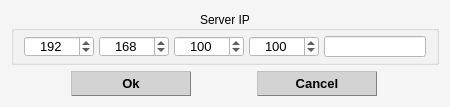
This is CLIENT/RHE_Client/dialog_set_server_ip.ui in qvinn/RHE as Qt 5 draws it before an edit. The edited form follows.
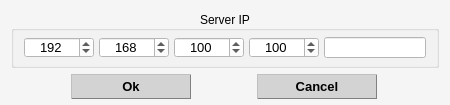
This is the edited form.

```diff
--- a/CLIENT/RHE_Client/dialog_set_server_ip.ui
+++ b/CLIENT/RHE_Client/dialog_set_server_ip.ui
@@ -28,7 +28,7 @@
   <property name="maximumSize">
    <size>
     <width>450</width>
-    <height>110</height>
+    <height>105</height>
    </size>
   </property>
   <property name="palette">
@@ -143,6 +143,9 @@
    <bool>true</bool>
   </property>
   <layout class="QGridLayout" name="gridLayout">
+   <property name="bottomMargin">
+    <number>6</number>
+   </property>
    <item row="1" column="0" colspan="2">
     <layout class="QHBoxLayout" name="horizontalLayout">
      <item>
@@ -375,6 +378,7 @@
      </property>
      <property name="font">
       <font>
+       <family>Tahoma</family>
        <pointsize>9</pointsize>
        <weight>50</weight>
        <bold>false</bold>
@@ -410,10 +414,16 @@
       </property>
       <item>
        <widget class="QSpinBox" name="spnBx_frst_octt">
+        <property name="sizePolicy">
+         <sizepolicy hsizetype="Minimum" vsizetype="Fixed">
+          <horstretch>0</horstretch>
+          <verstretch>0</verstretch>
+         </sizepolicy>
+        </property>
         <property name="minimumSize">
          <size>
           <width>70</width>
-          <height>0</height>
+          <height>21</height>
          </size>
         </property>
         <property name="maximumSize">
@@ -699,10 +709,16 @@
       </item>
       <item>
        <widget class="QSpinBox" name="spnBx_scnd_octt">
+        <property name="sizePolicy">
+         <sizepolicy hsizetype="Minimum" vsizetype="Fixed">
+          <horstretch>0</horstretch>
+          <verstretch>0</verstretch>
+         </sizepolicy>
+        </property>
         <property name="minimumSize">
          <size>
           <width>70</width>
-          <height>0</height>
+          <height>21</height>
          </size>
         </property>
         <property name="maximumSize">
@@ -966,7 +982,10 @@
         </property>
         <property name="font">
          <font>
+          <family>Tahoma</family>
           <pointsize>10</pointsize>
+          <weight>50</weight>
+          <bold>false</bold>
          </font>
         </property>
         <property name="alignment">
@@ -985,6 +1004,12 @@
       </item>
       <item>
        <widget class="QSpinBox" name="spnBx_thrd_octt">
+        <property name="sizePolicy">
+         <sizepolicy hsizetype="Minimum" vsizetype="Fixed">
+          <horstretch>0</horstretch>
+          <verstretch>0</verstretch>
+         </sizepolicy>
+        </property>
         <property name="minimumSize">
          <size>
           <width>70</width>
@@ -1252,7 +1277,10 @@
         </property>
         <property name="font">
          <font>
+          <family>Tahoma</family>
           <pointsize>10</pointsize>
+          <weight>50</weight>
+          <bold>false</bold>
          </font>
         </property>
         <property name="alignment">
@@ -1271,10 +1299,16 @@
       </item>
       <item>
        <widget class="QSpinBox" name="spnBx_frth_octt">
+        <property name="sizePolicy">
+         <sizepolicy hsizetype="Minimum" vsizetype="Fixed">
+          <horstretch>0</horstretch>
+          <verstretch>0</verstretch>
+         </sizepolicy>
+        </property>
         <property name="minimumSize">
          <size>
           <width>70</width>
-          <height>0</height>
+          <height>21</height>
          </size>
         </property>
         <property name="maximumSize">
@@ -1538,7 +1572,10 @@
         </property>
         <property name="font">
          <font>
+          <family>Tahoma</family>
           <pointsize>10</pointsize>
+          <weight>50</weight>
+          <bold>false</bold>
          </font>
         </property>
         <property name="alignment">
@@ -1557,6 +1594,18 @@
       </item>
       <item>
        <widget class="QLineEdit" name="lnEdt_port">
+        <property name="sizePolicy">
+         <sizepolicy hsizetype="Expanding" vsizetype="Fixed">
+          <horstretch>0</horstretch>
+          <verstretch>0</verstretch>
+         </sizepolicy>
+        </property>
+        <property name="minimumSize">
+         <size>
+          <width>0</width>
+          <height>21</height>
+         </size>
+        </property>
         <property name="maximumSize">
          <size>
           <width>16777215</width>
@@ -1764,7 +1813,10 @@
         </property>
         <property name="font">
          <font>
+          <family>Tahoma</family>
           <pointsize>10</pointsize>
+          <weight>50</weight>
+          <bold>false</bold>
          </font>
         </property>
         <property name="alignment">
```
